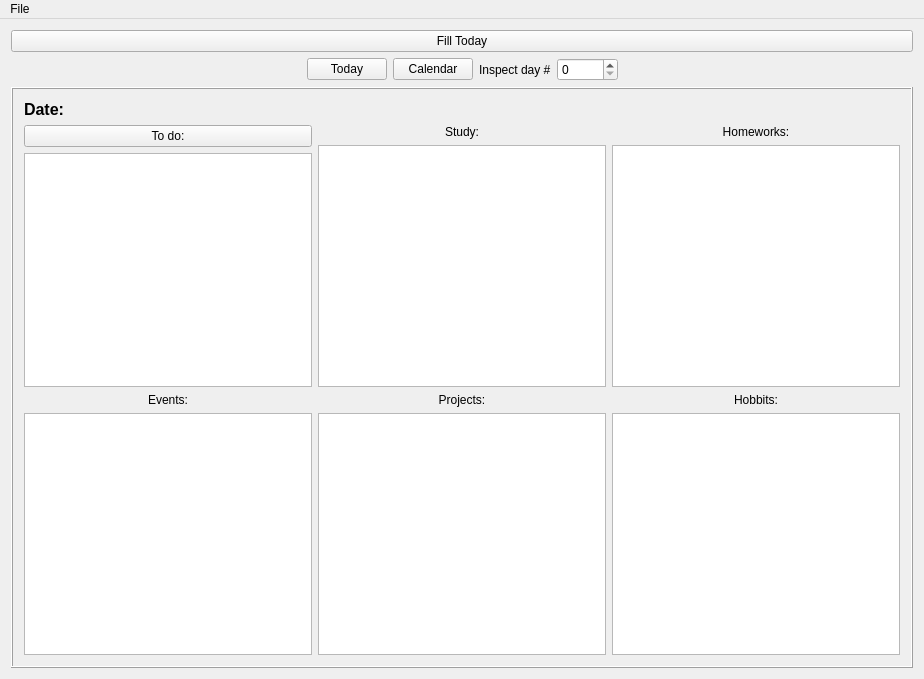
The window that planner/mainwindow.ui (kiramor/planner) describes before a commit, drawn with Qt 5.
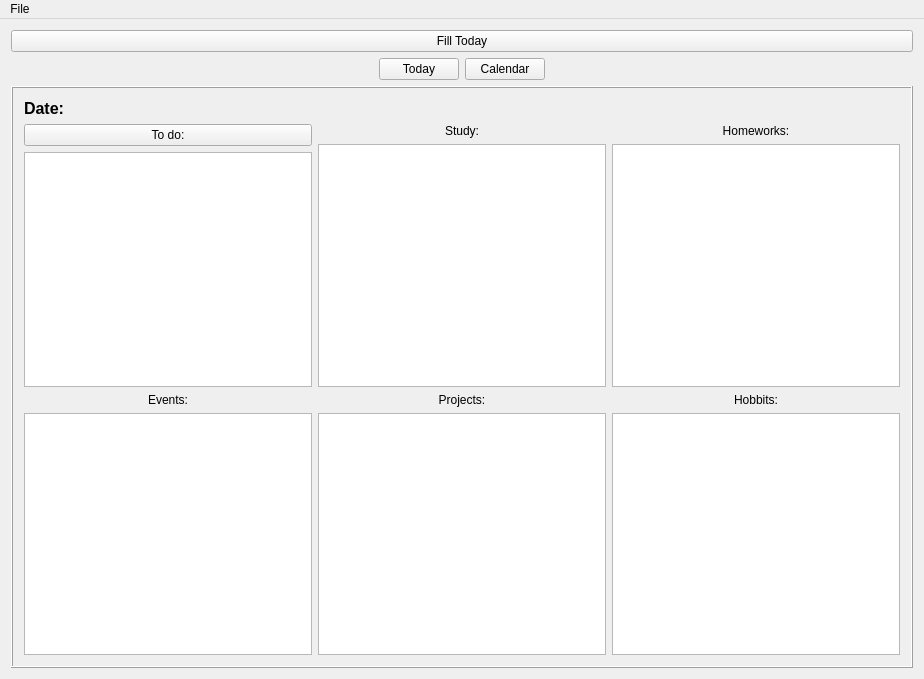
The same window after the commit.

Commit message: index is private

```diff
--- a/planner/mainwindow.ui
+++ b/planner/mainwindow.ui
@@ -51,20 +51,6 @@
         </property>
        </widget>
       </item>
-      <item>
-       <widget class="QLabel" name="label">
-        <property name="text">
-         <string>Inspect day #</string>
-        </property>
-       </widget>
-      </item>
-      <item>
-       <widget class="QSpinBox" name="sbDayIndex">
-        <property name="maximum">
-         <number>36500</number>
-        </property>
-       </widget>
-      </item>
       <item>
        <spacer name="horizontalSpacer">
         <property name="orientation">
```
The commit also changes 6 other files.
